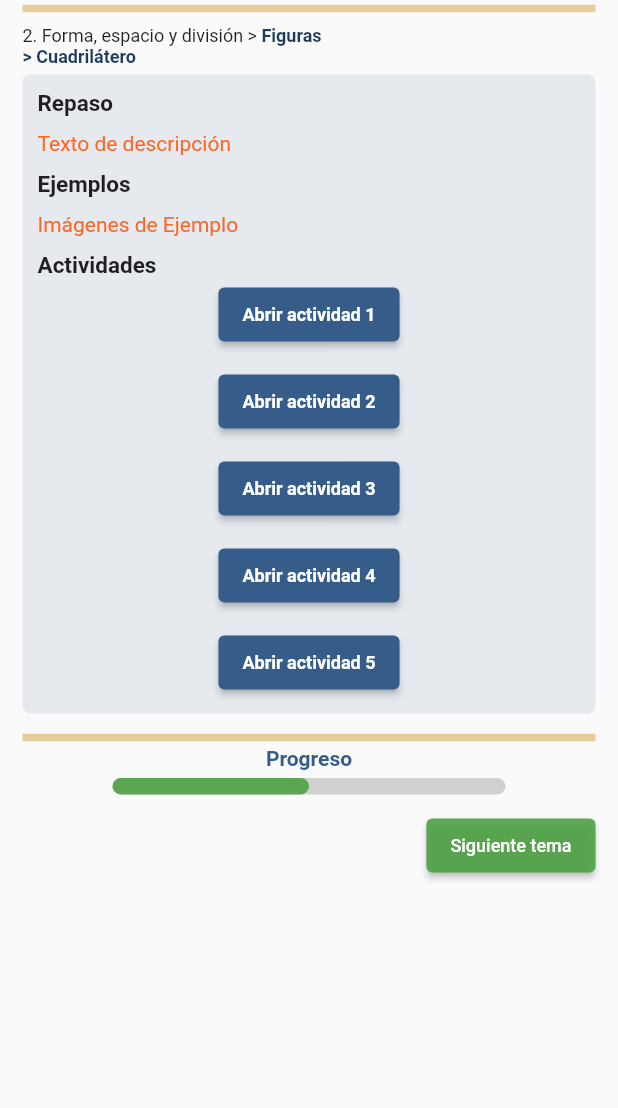
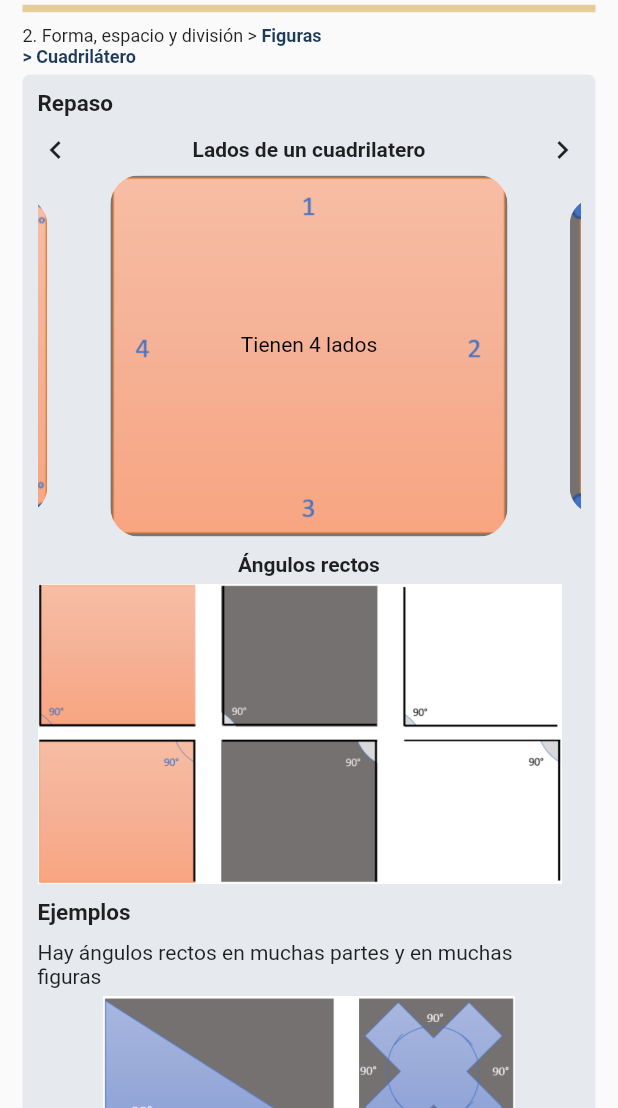
Before and after one commit to JosueNSoto/matematicas_para_primaria, a Flutter app: the figuras screen opened directly, on a phone screen of 412 x 824 dp, the part 128-1236 px from its top. Run offline on Flutter 3.47's test engine with Material 2 defaults, Android fonts, the phone set to English and light mode, and no system bars; drawn by our look-alikes of carousel_slider, percent_indicator; our stand-ins replace sqflite; accounts and stored records are empty.

Commit message:
Actividad 2 del eje 2 terminada

```diff
--- a/lib/Eje2/Act2_FigurasCuerposGeometricos/2.1_cuadrilatero.dart
+++ b/lib/Eje2/Act2_FigurasCuerposGeometricos/2.1_cuadrilatero.dart
@@ -1,3 +1,4 @@
+import 'package:elgood_de_mate/Eje2/Act2_FigurasCuerposGeometricos/carrusel.dart';
 import 'package:flutter/material.dart';
 import 'package:elgood_de_mate/helpers/margenes.dart';
 import '2.2_rectasParalelasPerpendi.dart';
@@ -66,15 +67,44 @@ class _figurasState extends State<figuras> {
                     ),
                     SizedBox(height: 10),
                     Container(
-                      child: Column(
-                        children: [
-                          Text(
-                            "Texto de descripción",
-                            style: TextStyle(
-                              color: Color.fromRGBO(254, 102, 37, 1),
+                      child: Center(
+                        child: Row(
+                          mainAxisAlignment: MainAxisAlignment.spaceBetween,
+                          children: [
+                            Icon(
+                              Icons.chevron_left,
                             ),
-                          ),
-                        ],
+                            Text(
+                              "Lados de un cuadrilatero",
+                              style: TextStyle(fontWeight: FontWeight.bold),
+                            ),
+                            Icon(
+                              Icons.navigate_next,
+                            ),
+                          ],
+                        ),
+                      ),
+                    ),
+                    SizedBox(height: 5),
+                    DestinationCarousel(),
+                    SizedBox(height: 10),
+                    Center(
+                      child: Text(
+                        'Ángulos rectos',
+                        style: TextStyle(fontWeight: FontWeight.bold),
+                      ),
+                    ),
+                    SizedBox(height: 5),
+                    InteractiveViewer(
+                      child: Container(
+                        child: Column(
+                          children: [
+                            Image(
+                              image: AssetImage("assets/img/angulos1.png"),
+                              height: 200,
+                            ),
+                          ],
+                        ),
                       ),
                     ),
                     SizedBox(height: 10),
@@ -87,11 +117,36 @@ class _figurasState extends State<figuras> {
                     ),
                     SizedBox(height: 10),
                     Container(
-                      child: Text(
-                        "Imágenes de Ejemplo",
-                        style: TextStyle(
-                          color: Color.fromRGBO(254, 102, 37, 1),
-                        ),
+                      child: Column(
+                        children: [
+                          Center(
+                            child: Text(
+                                "Hay ángulos rectos en muchas partes y en muchas figuras"),
+                          ),
+                          SizedBox(height: 5),
+                          InteractiveViewer(
+                            child: Image(
+                              image: AssetImage("assets/img/EJ1_angulos.png"),
+                              height: 100,
+                            ),
+                          ),
+                          SizedBox(height: 10),
+                          Text("Hay ángulos rectos en la vida real"),
+                          SizedBox(height: 5),
+                          InteractiveViewer(
+                            child: Image(
+                              image: AssetImage("assets/img/EJ2_angulos.png"),
+                              height: 205,
+                            ),
+                          ),
+                          SizedBox(height: 5),
+                          InteractiveViewer(
+                            child: Image(
+                              image: AssetImage("assets/img/EJ3_angulos.png"),
+                              height: 250,
+                            ),
+                          ),
+                        ],
                       ),
                     ),
                     SizedBox(height: 10),
--- /dev/null
+++ b/lib/Eje2/Act2_FigurasCuerposGeometricos/carrusel.dart
@@ -0,0 +1,85 @@
+import 'package:flutter/material.dart';
+import 'package:carousel_slider/carousel_slider.dart';
+
+class DestinationCarousel extends StatefulWidget {
+  @override
+  _DestinationCarouselState createState() => _DestinationCarouselState();
+}
+
+class _DestinationCarouselState extends State<DestinationCarousel> {
+  final CarouselController _controller = CarouselController();
+
+  List _isHovering = [false, false, false, false, false, false, false];
+  List _isSelected = [true, false, false, false, false, false, false];
+
+  int _current = 0;
+
+  final List<String> images = [
+    'assets/img/cuadrado1.png',
+    'assets/img/cuadrado2.png',
+    'assets/img/cuadrado3.png',
+    'assets/img/cuadrado4.png',
+    'assets/img/cuadrado5.png',
+    'assets/img/cuadrado6.png',
+  ];
+
+  final List<String> places = [
+    'Tienen 4 lados',
+    'Tienen 4 vertices',
+    'Tienen 2 diagonales',
+    'Tienen 4 ángulos internos',
+    'Tienen 4 ángulos externos',
+    'La suma de sus ángulos internos es 360°',
+  ];
+
+  List<Widget> generateImageTiles(screenSize) {
+    return images
+        .map(
+          (element) => ClipRRect(
+            borderRadius: BorderRadius.circular(20.0),
+            child: Image.asset(
+              element,
+              fit: BoxFit.cover,
+            ),
+          ),
+        )
+        .toList();
+  }
+
+  @override
+  Widget build(BuildContext context) {
+    var screenSize = MediaQuery.of(context).size;
+    var imageSliders = generateImageTiles(screenSize);
+
+    return Container(
+      child: Stack(
+        children: [
+          CarouselSlider(
+            items: imageSliders,
+            options: CarouselOptions(
+                enlargeCenterPage: true,
+                aspectRatio: 1.5,
+                onPageChanged: (index, reason) {
+                  setState(() {
+                    _current = index;
+                  });
+                }),
+            carouselController: _controller,
+          ),
+          AspectRatio(
+            aspectRatio: 1.6,
+            child: Center(
+              child: Text(
+                places[_current],
+                style: TextStyle(
+                  decoration: TextDecoration.none,
+                  color: Colors.black,
+                ),
+              ),
+            ),
+          ),
+        ],
+      ),
+    );
+  }
+}
--- a/pubspec.yaml
+++ b/pubspec.yaml
@@ -39,6 +39,7 @@ dependencies:
   cupertino_icons: ^1.0.2
   percent_indicator: ^4.0.0
   footer: ^0.0.4
+  carousel_slider: ^4.1.1
 
 dev_dependencies:
   flutter_launcher_icons: ^0.9.2
```
Also changed, not shown: assets/img/EJ1_angulos.png (added), assets/img/EJ2_angulos.png (added), assets/img/EJ3_angulos.png (added), assets/img/angulos1.png (added), assets/img/cuadrado1.png (added), assets/img/cuadrado2.png (added), assets/img/cuadrado3.png (added), assets/img/cuadrado4.png (added), assets/img/cuadrado5.png (added), assets/img/cuadrado6.png (added), pubspec.lock.
